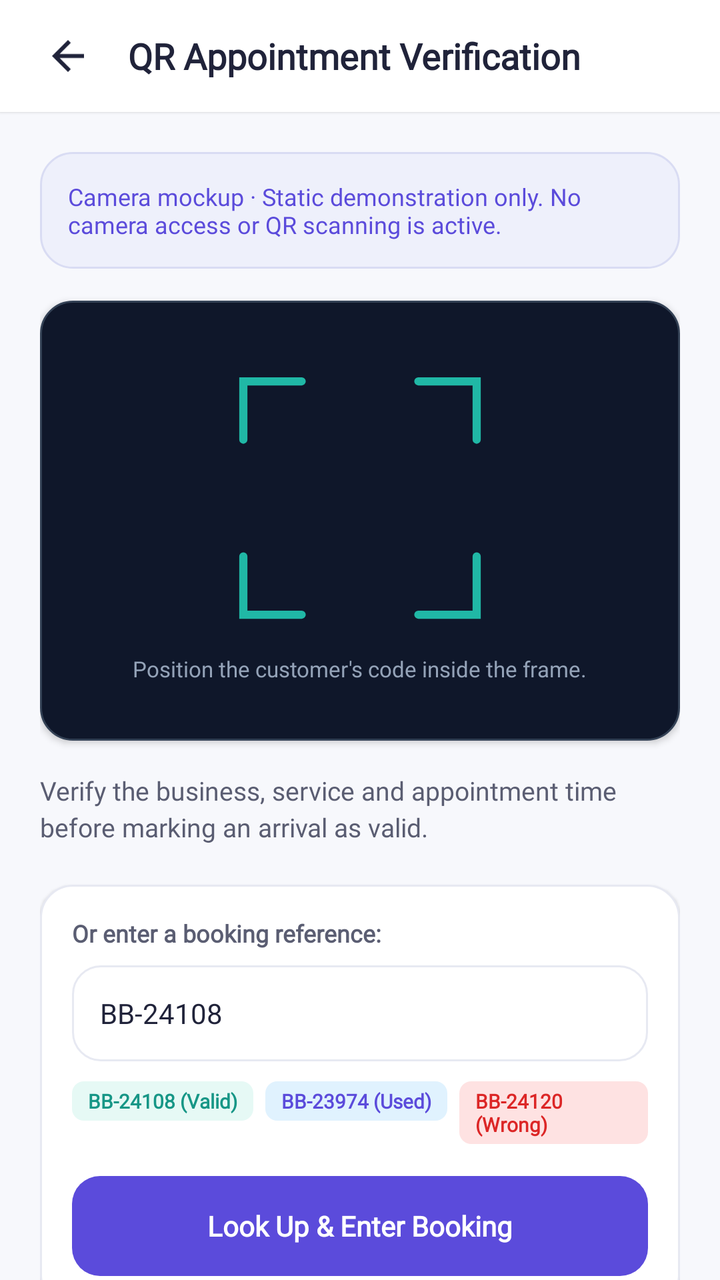
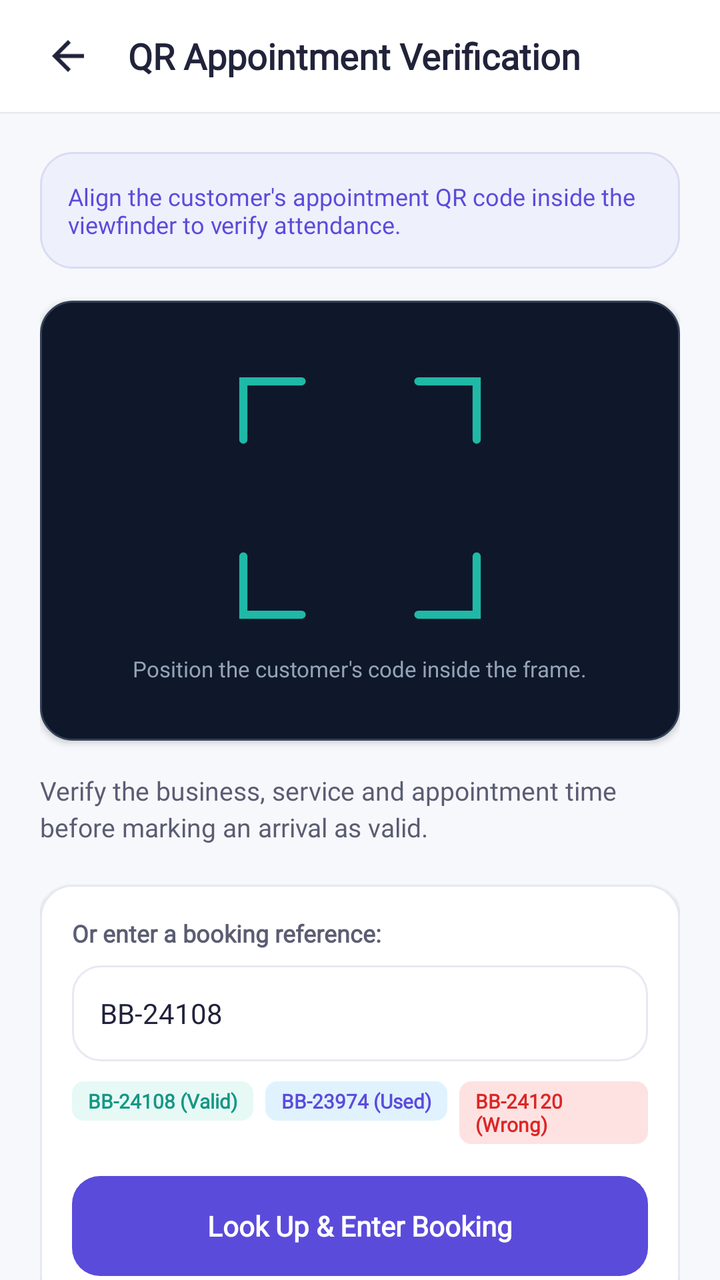

Two renders of the same Android screen: before a commit and after it. Below are the layout's source before the change and the commit's diff.
<!-- AndroidManifest.xml: application theme Theme.BizBridgeApp -->
<!-- res/layout/fragment_owner_qr_verification.xml -->
<?xml version="1.0" encoding="utf-8"?>
<LinearLayout
    xmlns:android="http://schemas.android.com/apk/res/android"
    xmlns:app="http://schemas.android.com/apk/res-auto"
    android:layout_width="match_parent"
    android:layout_height="match_parent"
    android:background="@color/background"
    android:orientation="vertical">

    
    <RelativeLayout
        android:layout_width="match_parent"
        android:layout_height="56dp"
        android:background="@color/surface_white"
        android:elevation="1dp"
        android:paddingStart="16dp"
        android:paddingEnd="16dp">

        <ImageView
            android:id="@+id/btn_back_qr"
            android:layout_width="36dp"
            android:layout_height="36dp"
            android:layout_centerVertical="true"
            android:background="?attr/selectableItemBackgroundBorderless"
            android:contentDescription="Back"
            android:padding="6dp"
            android:src="@drawable/ic_arrow_back"
            app:tint="@color/text_primary" />

        <TextView
            android:layout_width="wrap_content"
            android:layout_height="wrap_content"
            android:layout_centerVertical="true"
            android:layout_marginStart="12dp"
            android:layout_toEndOf="@id/btn_back_qr"
            android:fontFamily="@font/inter_variable"
            android:text="QR Appointment Verification"
            android:textColor="@color/text_primary"
            android:textSize="18sp"
            android:textStyle="bold" />
    </RelativeLayout>

    <androidx.core.widget.NestedScrollView
        android:layout_width="match_parent"
        android:layout_height="0dp"
        android:layout_weight="1"
        android:fillViewport="true">

        <LinearLayout
            android:layout_width="match_parent"
            android:layout_height="wrap_content"
            android:orientation="vertical"
            android:padding="20dp">

            
            <TextView
                android:layout_width="match_parent"
                android:layout_height="wrap_content"
                android:background="@drawable/bg_card_lavender"
                android:fontFamily="@font/inter_variable"
                android:padding="14dp"
                android:text="Camera mockup · Static demonstration only. No camera access or QR scanning is active."
                android:textColor="@color/primary"
                android:textSize="12sp" />

            
            <RelativeLayout
                android:layout_width="match_parent"
                android:layout_height="220dp"
                android:layout_marginTop="16dp"
                android:background="@drawable/bg_scanner_viewfinder"
                android:elevation="2dp"
                android:gravity="center">

                
                <ImageView
                    android:id="@+id/iv_corner_frame"
                    android:layout_width="140dp"
                    android:layout_height="140dp"
                    android:layout_centerInParent="true"
                    android:src="@drawable/ic_qr_corner_frame" />

                
                <TextView
                    android:layout_width="wrap_content"
                    android:layout_height="wrap_content"
                    android:layout_below="@id/iv_corner_frame"
                    android:layout_centerHorizontal="true"
                    android:layout_marginTop="8dp"
                    android:fontFamily="@font/inter_variable"
                    android:text="Position the customer's code inside the frame."
                    android:textColor="#94A3B8"
                    android:textSize="11sp" />
            </RelativeLayout>

            
            <TextView
                android:layout_width="match_parent"
                android:layout_height="wrap_content"
                android:layout_marginTop="16dp"
                android:fontFamily="@font/inter_variable"
                android:lineSpacingExtra="3dp"
                android:text="Verify the business, service and appointment time before marking an arrival as valid."
                android:textColor="@color/text_secondary"
                android:textSize="13sp" />

            
            <LinearLayout
                android:layout_width="match_parent"
                android:layout_height="wrap_content"
                android:layout_marginTop="20dp"
                android:background="@drawable/bg_card_white"
                android:elevation="1dp"
                android:orientation="vertical"
                android:padding="16dp">

                <TextView
                    android:layout_width="wrap_content"
                    android:layout_height="wrap_content"
                    android:fontFamily="@font/inter_variable"
                    android:text="Or enter a booking reference:"
                    android:textColor="@color/text_secondary"
                    android:textSize="12sp"
                    android:textStyle="bold" />

                <EditText
                    android:id="@+id/et_qr_reference"
                    android:layout_width="match_parent"
                    android:layout_height="48dp"
                    android:layout_marginTop="8dp"
                    android:background="@drawable/bg_input_field"
                    android:fontFamily="@font/inter_variable"
                    android:hint="e.g. BB-24108"
                    android:paddingStart="14dp"
                    android:paddingEnd="14dp"
                    android:text="BB-24108"
                    android:textColor="@color/text_primary"
                    android:textSize="14sp" />

                
                <LinearLayout
                    android:layout_width="match_parent"
                    android:layout_height="wrap_content"
                    android:layout_marginTop="10dp"
                    android:orientation="horizontal">

                    <TextView
                        android:id="@+id/pill_test_valid"
                        android:layout_width="wrap_content"
                        android:layout_height="wrap_content"
                        android:background="@drawable/bg_tag_verified"
                        android:fontFamily="@font/inter_variable"
                        android:paddingStart="8dp"
                        android:paddingEnd="8dp"
                        android:paddingTop="3dp"
                        android:paddingBottom="3dp"
                        android:text="BB-24108 (Valid)"
                        android:textColor="@color/secondary_dark"
                        android:textSize="10sp"
                        android:textStyle="bold" />

                    <TextView
                        android:id="@+id/pill_test_checked_in"
                        android:layout_width="wrap_content"
                        android:layout_height="wrap_content"
                        android:layout_marginStart="6dp"
                        android:background="@drawable/bg_tag_confirmed"
                        android:fontFamily="@font/inter_variable"
                        android:paddingStart="8dp"
                        android:paddingEnd="8dp"
                        android:paddingTop="3dp"
                        android:paddingBottom="3dp"
                        android:text="BB-23974 (Used)"
                        android:textColor="@color/primary"
                        android:textSize="10sp"
                        android:textStyle="bold" />

                    <TextView
                        android:id="@+id/pill_test_wrong_biz"
                        android:layout_width="wrap_content"
                        android:layout_height="wrap_content"
                        android:layout_marginStart="6dp"
                        android:background="@drawable/bg_badge_rejected"
                        android:fontFamily="@font/inter_variable"
                        android:paddingStart="8dp"
                        android:paddingEnd="8dp"
                        android:paddingTop="3dp"
                        android:paddingBottom="3dp"
                        android:text="BB-24120 (Wrong)"
                        android:textColor="@color/error_text"
                        android:textSize="10sp"
                        android:textStyle="bold" />
                </LinearLayout>

                
                <androidx.appcompat.widget.AppCompatButton
                    android:id="@+id/btn_lookup_booking"
                    android:layout_width="match_parent"
                    android:layout_height="50dp"
                    android:layout_marginTop="16dp"
                    android:background="@drawable/bg_button_primary"
                    android:fontFamily="@font/inter_variable"
                    android:stateListAnimator="@null"
                    android:text="Look Up &amp; Enter Booking"
                    android:textAllCaps="false"
                    android:textColor="@color/white"
                    android:textSize="14sp"
                    android:textStyle="bold" />
            </LinearLayout>

            
            <TextView
                android:layout_width="match_parent"
                android:layout_height="wrap_content"
                android:layout_marginTop="16dp"
                android:layout_marginBottom="24dp"
                android:fontFamily="@font/inter_variable"
                android:gravity="center"
                android:text="Juniper Studio only · Direct arrivals update your appointments"
                android:textColor="@color/text_muted"
                android:textSize="11sp" />

        </LinearLayout>
    </androidx.core.widget.NestedScrollView>

</LinearLayout>
<!-- resources referenced by this layout -->
<resources>
  <color name="background">#F7F8FC</color>
  <color name="error_text">#DC2626</color>
  <color name="primary">#5B4BDB</color>
  <color name="secondary_dark">#169686</color>
  <color name="surface_white">#FFFFFF</color>
  <color name="text_muted">#8C90A8</color>
  <color name="text_primary">#20233A</color>
  <color name="text_secondary">#5A5D72</color>
  <color name="white">#FFFFFFFF</color>
  <!-- drawable bg_badge_rejected (drawable) -->
  <?xml version="1.0" encoding="utf-8"?>
  <shape xmlns:android="http://schemas.android.com/apk/res/android"
      android:shape="rectangle">
      <solid android:color="@color/badge_rejected_bg" />
      <corners android:radius="6dp" />
  </shape>
  <!-- drawable bg_button_primary (drawable) -->
  <?xml version="1.0" encoding="utf-8"?>
  <ripple xmlns:android="http://schemas.android.com/apk/res/android"
      android:color="#33FFFFFF">
      <item>
          <shape android:shape="rectangle">
              <solid android:color="@color/primary" />
              <corners android:radius="@dimen/radius_button" />
          </shape>
      </item>
  </ripple>
  <!-- drawable bg_card_lavender (drawable) -->
  <?xml version="1.0" encoding="utf-8"?>
  <shape xmlns:android="http://schemas.android.com/apk/res/android"
      android:shape="rectangle">
      <solid android:color="@color/primary_light" />
      <stroke
          android:width="@dimen/stroke_subtle"
          android:color="@color/primary_light_border" />
      <corners android:radius="@dimen/radius_card" />
  </shape>
  <!-- drawable bg_card_white (drawable) -->
  <?xml version="1.0" encoding="utf-8"?>
  <shape xmlns:android="http://schemas.android.com/apk/res/android"
      android:shape="rectangle">
      <solid android:color="@color/surface_white" />
      <stroke
          android:width="@dimen/stroke_subtle"
          android:color="@color/border_subtle" />
      <corners android:radius="@dimen/radius_card" />
  </shape>
  <!-- drawable bg_scanner_viewfinder (drawable) -->
  <?xml version="1.0" encoding="utf-8"?>
  <shape xmlns:android="http://schemas.android.com/apk/res/android"
      android:shape="rectangle">
      <solid android:color="#0F172A" />
      <corners android:radius="16dp" />
      <stroke
          android:width="1dp"
          android:color="#334155" />
  </shape>
  <!-- drawable bg_tag_confirmed (drawable) -->
  <?xml version="1.0" encoding="utf-8"?>
  <shape xmlns:android="http://schemas.android.com/apk/res/android"
      android:shape="rectangle">
      <solid android:color="@color/badge_confirmed_bg" />
      <corners android:radius="6dp" />
  </shape>
  <!-- drawable bg_tag_verified (drawable) -->
  <?xml version="1.0" encoding="utf-8"?>
  <shape xmlns:android="http://schemas.android.com/apk/res/android"
      android:shape="rectangle">
      <solid android:color="@color/secondary_light" />
      <corners android:radius="6dp" />
  </shape>
  <!-- drawable ic_arrow_back (drawable) -->
  <vector xmlns:android="http://schemas.android.com/apk/res/android"
      android:width="24dp"
      android:height="24dp"
      android:viewportWidth="24"
      android:viewportHeight="24">
      <path
          android:fillColor="#20233A"
          android:pathData="M20,11H7.83l5.59,-5.59L12,4l-8,8 8,8 1.41,-1.41L7.83,13H20v-2z" />
  </vector>
  <style name="Theme.BizBridgeApp" parent="Base.Theme.BizBridgeApp" />
  <color name="badge_rejected_bg">#FEE2E2</color>
  <dimen name="radius_button">14dp</dimen>
  <color name="primary_light">#EEF0FB</color>
  <dimen name="stroke_subtle">1dp</dimen>
  <color name="primary_light_border">#D9DCF3</color>
  <dimen name="radius_card">16dp</dimen>
  <color name="border_subtle">#E7E9F2</color>
  <dimen name="stroke_focused">1.5dp</dimen>
  <color name="border_focused">#5B4BDB</color>
  <dimen name="radius_input">14dp</dimen>
  <color name="badge_confirmed_bg">#E0F2FE</color>
  <color name="secondary_light">#E6F9F5</color>
  <color name="secondary">#20B8A6</color>
  <!-- unchanged entries left out for length: 3 -->
</resources>

<!-- the commit's change to res/layout/fragment_owner_qr_verification.xml (unified diff, before → after) -->
@@ -59,7 +59,7 @@
                 android:background="@drawable/bg_card_lavender"
                 android:fontFamily="@font/inter_variable"
                 android:padding="14dp"
-                android:text="Camera mockup · Static demonstration only. No camera access or QR scanning is active."
+                android:text="Align the customer's appointment QR code inside the viewfinder to verify attendance."
                 android:textColor="@color/primary"
                 android:textSize="12sp" />
 
